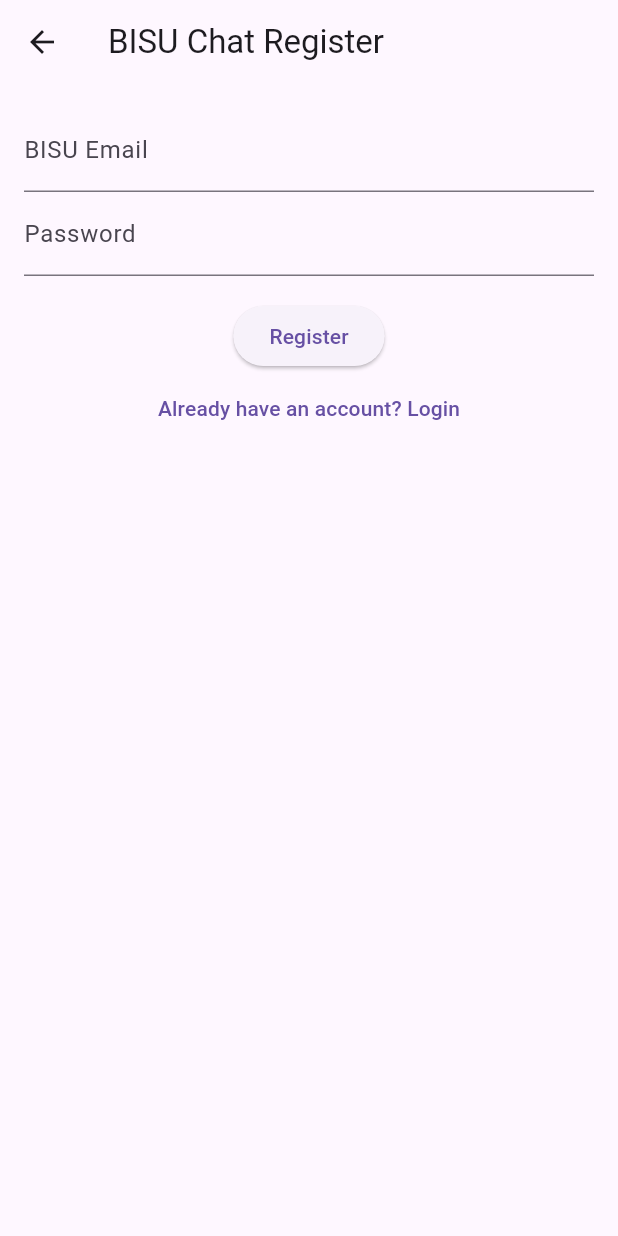
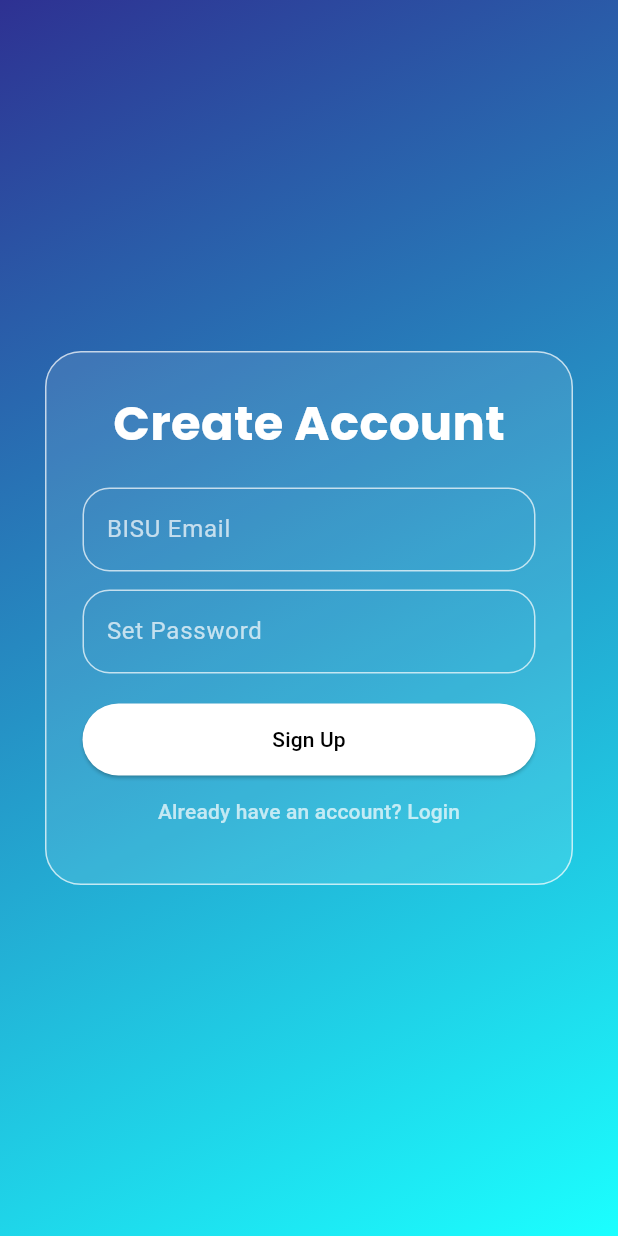
Before and after one commit to lhordhub/ChatApp, a Flutter app: the RegisterPage screen opened by its route, on a phone screen of 412 x 824 dp. Run offline on Flutter 3.47's test engine with Material 3 defaults, Android fonts, the phone set to English and light mode, and no system bars; our stand-ins replace firebase_auth, firebase_core; accounts and stored records are empty.

Commit message:
register_page.dart updated

```diff
--- a/lib/register_page.dart
+++ b/lib/register_page.dart
@@ -1,5 +1,5 @@
+import 'package:flutter/material.dart';
 import 'package:firebase_auth/firebase_auth.dart';
-import 'package:flutter/material.dart';
 
 class RegisterPage extends StatefulWidget {
   const RegisterPage({super.key});
@@ -8,75 +8,168 @@
   State<RegisterPage> createState() => _RegisterPageState();
 }
 
-class _RegisterPageState extends State<RegisterPage> {
+class _RegisterPageState extends State<RegisterPage>
+    with TickerProviderStateMixin {
   final _auth = FirebaseAuth.instance;
   final _emailController = TextEditingController();
   final _passwordController = TextEditingController();
 
+  late AnimationController _fadeController;
+  late AnimationController _slideController;
+
+  late Animation<double> _fadeAnimation;
+  late Animation<Offset> _slideAnimation;
+
+  @override
+  void initState() {
+    super.initState();
+
+    _fadeController = AnimationController(
+      vsync: this,
+      duration: const Duration(milliseconds: 800),
+    );
+    _fadeAnimation =
+        CurvedAnimation(parent: _fadeController, curve: Curves.easeIn);
+
+    _slideController = AnimationController(
+      vsync: this,
+      duration: const Duration(milliseconds: 600),
+    );
+    _slideAnimation = Tween<Offset>(
+      begin: const Offset(0, 0.15),
+      end: Offset.zero,
+    ).animate(CurvedAnimation(curve: Curves.easeOut, parent: _slideController));
+
+    _fadeController.forward();
+    _slideController.forward();
+  }
+
   void registerUser() async {
-    final email = _emailController.text.trim();
-    final password = _passwordController.text.trim();
-
-    if (!email.endsWith('@bisu.edu.ph')) {
+    if (!_emailController.text.trim().endsWith('@bisu.edu.ph')) {
       ScaffoldMessenger.of(context).showSnackBar(
-        const SnackBar(content: Text('Only BISU email addresses are allowed!')),
+        const SnackBar(content: Text('Only BISU email addresses are allowed')),
       );
       return;
     }
 
     try {
-      final userCredential = await _auth.createUserWithEmailAndPassword(
-        email: email,
-        password: password,
-      );
+      await _auth.createUserWithEmailAndPassword(
+          email: _emailController.text.trim(),
+          password: _passwordController.text.trim());
 
-      final user = userCredential.user;
-      if (user != null && !user.emailVerified) {
-        await user.sendEmailVerification();
-        ScaffoldMessenger.of(context).showSnackBar(
-          const SnackBar(
-            content:
-                Text('Verification email sent! Please check your BISU inbox.'),
-          ),
-        );
-      }
+      ScaffoldMessenger.of(context).showSnackBar(const SnackBar(
+          content: Text("Verification sent! Check your inbox.")));
     } on FirebaseAuthException catch (e) {
-      ScaffoldMessenger.of(context).showSnackBar(
-        SnackBar(content: Text('Error: ${e.message}')),
-      );
+      ScaffoldMessenger.of(context)
+          .showSnackBar(SnackBar(content: Text("Error: ${e.message}")));
     }
   }
 
   @override
   Widget build(BuildContext context) {
     return Scaffold(
-      appBar: AppBar(title: const Text('BISU Chat Register')),
-      body: Padding(
-        padding: const EdgeInsets.all(16.0),
+      body: Stack(
+        children: [
+          // Gradient background
+          Container(
+            decoration: const BoxDecoration(
+              gradient: LinearGradient(
+                colors: [Color(0xff2E3192), Color(0xff1BFFFF)],
+                begin: Alignment.topLeft,
+                end: Alignment.bottomRight,
+              ),
+            ),
+          ),
+
+          Center(
+            child: FadeTransition(
+              opacity: _fadeAnimation,
+              child: SlideTransition(
+                position: _slideAnimation,
+                child: Container(
+                  padding: const EdgeInsets.all(24),
+                  margin: const EdgeInsets.symmetric(horizontal: 30),
+                  decoration: BoxDecoration(
+                    color: Colors.white.withOpacity(0.10),
+                    borderRadius: BorderRadius.circular(24),
+                    border: Border.all(color: Colors.white70, width: 1),
+                  ),
                   child: Column(
+                    mainAxisSize: MainAxisSize.min,
                     children: [
+                      const Text(
+                        "Create Account",
+                        style: TextStyle(
+                          fontSize: 32,
+                          fontWeight: FontWeight.bold,
+                          color: Colors.white,
+                          fontFamily: "Poppins",
+                        ),
+                      ),
+                      const SizedBox(height: 20),
                       TextField(
                         controller: _emailController,
-              decoration: const InputDecoration(labelText: 'BISU Email'),
+                        style: const TextStyle(color: Colors.white),
+                        decoration: _inputStyle("BISU Email"),
                       ),
+                      const SizedBox(height: 12),
                       TextField(
                         controller: _passwordController,
-              decoration: const InputDecoration(labelText: 'Password'),
                         obscureText: true,
+                        style: const TextStyle(color: Colors.white),
+                        decoration: _inputStyle("Set Password"),
                       ),
-            const SizedBox(height: 16),
-            ElevatedButton(
+                      const SizedBox(height: 20),
+                      SizedBox(
+                        width: double.infinity,
+                        child: ElevatedButton(
                           onPressed: registerUser,
-              child: const Text('Register'),
+                          style: buttonStyle(),
+                          child: const Text("Sign Up"),
+                        ),
                       ),
                       TextButton(
                         onPressed: () =>
                             Navigator.pushReplacementNamed(context, '/login'),
-              child: const Text('Already have an account? Login'),
+                        child: const Text(
+                          "Already have an account? Login",
+                          style: TextStyle(color: Colors.white70),
+                        ),
                       ),
                     ],
                   ),
                 ),
+              ),
+            ),
+          ),
+        ],
+      ),
+    );
+  }
+
+  InputDecoration _inputStyle(String label) {
+    return InputDecoration(
+      labelText: label,
+      labelStyle: const TextStyle(color: Colors.white70),
+      enabledBorder: OutlineInputBorder(
+        borderRadius: BorderRadius.circular(18),
+        borderSide: const BorderSide(color: Colors.white70),
+      ),
+      focusedBorder: OutlineInputBorder(
+        borderRadius: BorderRadius.circular(18),
+        borderSide: const BorderSide(color: Colors.white),
+      ),
+    );
+  }
+
+  ButtonStyle buttonStyle() {
+    return ElevatedButton.styleFrom(
+      padding: const EdgeInsets.symmetric(vertical: 14),
+      backgroundColor: Colors.white,
+      foregroundColor: Colors.black,
+      shape: RoundedRectangleBorder(
+        borderRadius: BorderRadius.circular(30),
+      ),
     );
   }
 }
```
Lines whose indentation alone changed are shown as unchanged.
